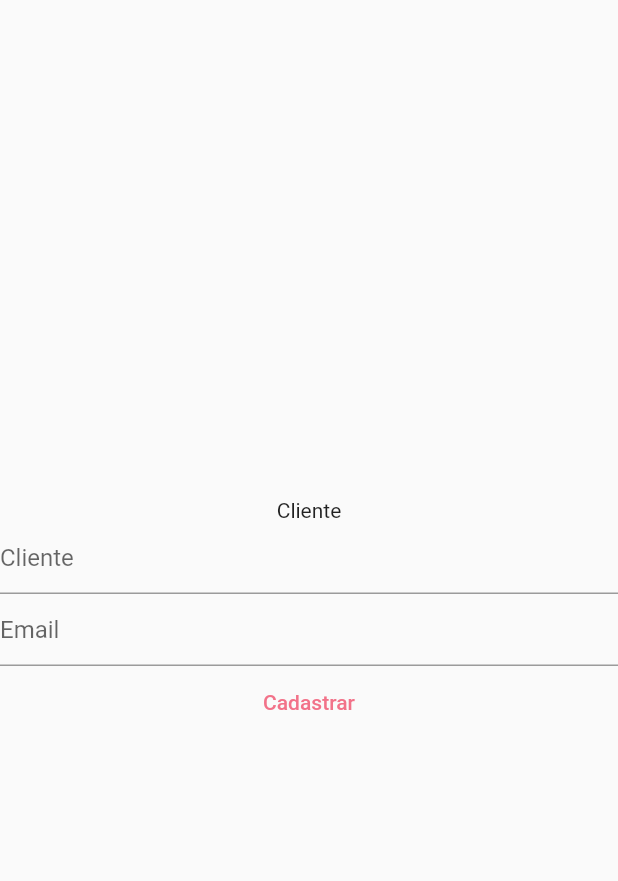
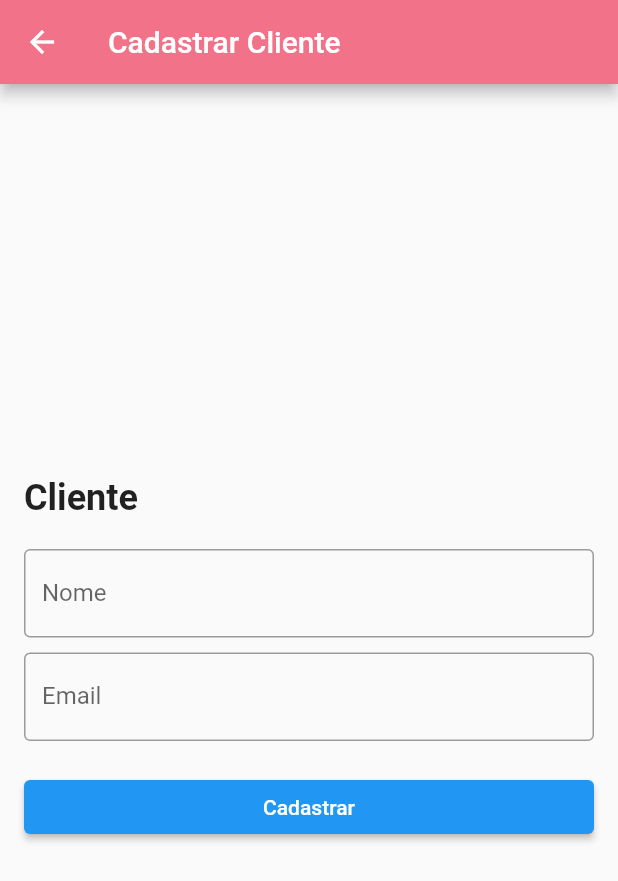
Before and after one commit to HenriqueKazzak/flutter_meu-atelie-app, a Flutter app: the CadastrarClientePage screen opened by its route, on a phone screen of 412 x 824 dp. Shown: the top 881 px of the screen. Run offline on Flutter 3.47's test engine with Material 2 defaults, Android fonts, the phone set to English and light mode, and no system bars; our stand-ins replace cloud_firestore, firebase_auth, firebase_core, flutter_signin_button, flutter_slidable, google_sign_in and 1 more; accounts and stored records are empty.

Commit message:
novas features

```diff
--- a/lib/features/cadastro/cadastrocliente/CadastrarClientePage.dart
+++ b/lib/features/cadastro/cadastrocliente/CadastrarClientePage.dart
@@ -11,29 +11,44 @@ class CadastrarClientePage extends StatefulWidget {
 
 class _CadastrarClientePageState extends State<CadastrarClientePage> {
   var clienteBloc = RegisterClienteBloc();
+
   @override
   Widget build(BuildContext context) {
     return Scaffold(
-      body: Column(
-        crossAxisAlignment: CrossAxisAlignment.center,
+      appBar: AppBar(
+        title: const Text('Cadastrar Cliente'),
+      ),
+      body: Padding(
+        padding: const EdgeInsets.all(16.0),
+        child: Column(
+          crossAxisAlignment: CrossAxisAlignment.stretch,
           mainAxisAlignment: MainAxisAlignment.center,
           children: <Widget>[
             const Text(
-              "Cliente"
+              "Cliente",
+              style: TextStyle(
+                fontSize: 24,
+                fontWeight: FontWeight.bold,
               ),
-          TextField(
+            ),
+            const SizedBox(height: 20),
+            TextFormField(
               decoration: InputDecoration(
-              hintText: "Cliente"
+                labelText: "Nome",
+                border: OutlineInputBorder(),
               ),
               controller: clienteBloc.NomeCliente,
             ),
-          TextField(
+            const SizedBox(height: 10),
+            TextFormField(
               decoration: InputDecoration(
-              hintText: "Email",
+                labelText: "Email",
+                border: OutlineInputBorder(),
               ),
               controller: clienteBloc.TelefoneCliente,
             ),
-          TextButton(
+            const SizedBox(height: 20),
+            ElevatedButton(
               onPressed: () {
                 clienteBloc.cadastrarCliente();
                 Navigator.pop(context);
@@ -42,8 +57,7 @@ class _CadastrarClientePageState extends State<CadastrarClientePage> {
             ),
           ],
         ),
+      ),
     );
   }
-
-
 }
```
Lines whose indentation alone changed are shown as unchanged.
